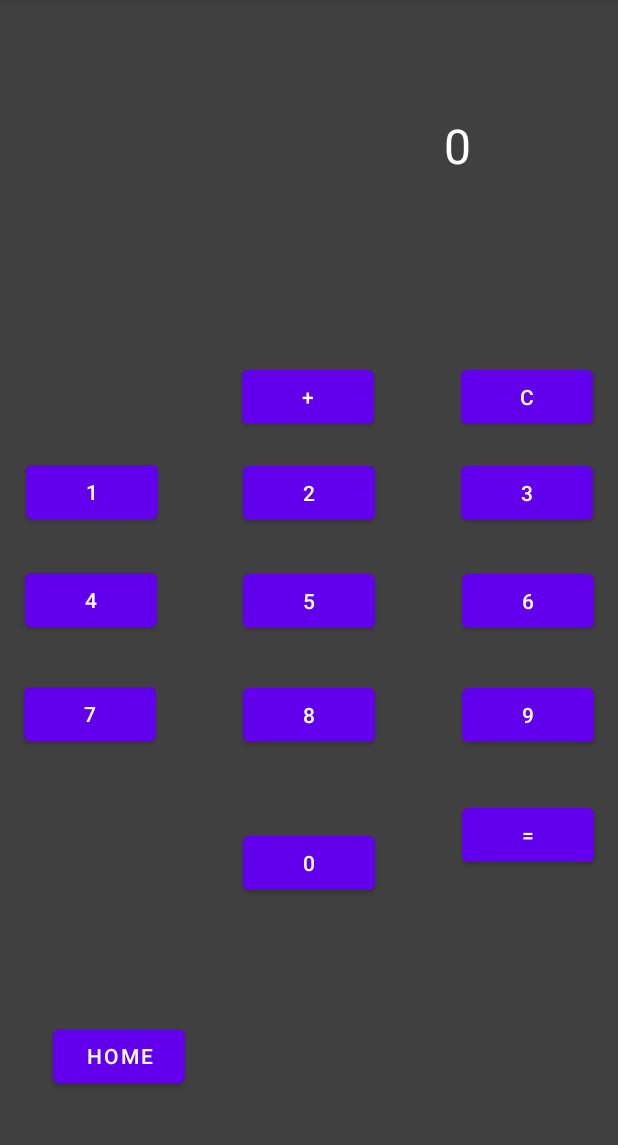
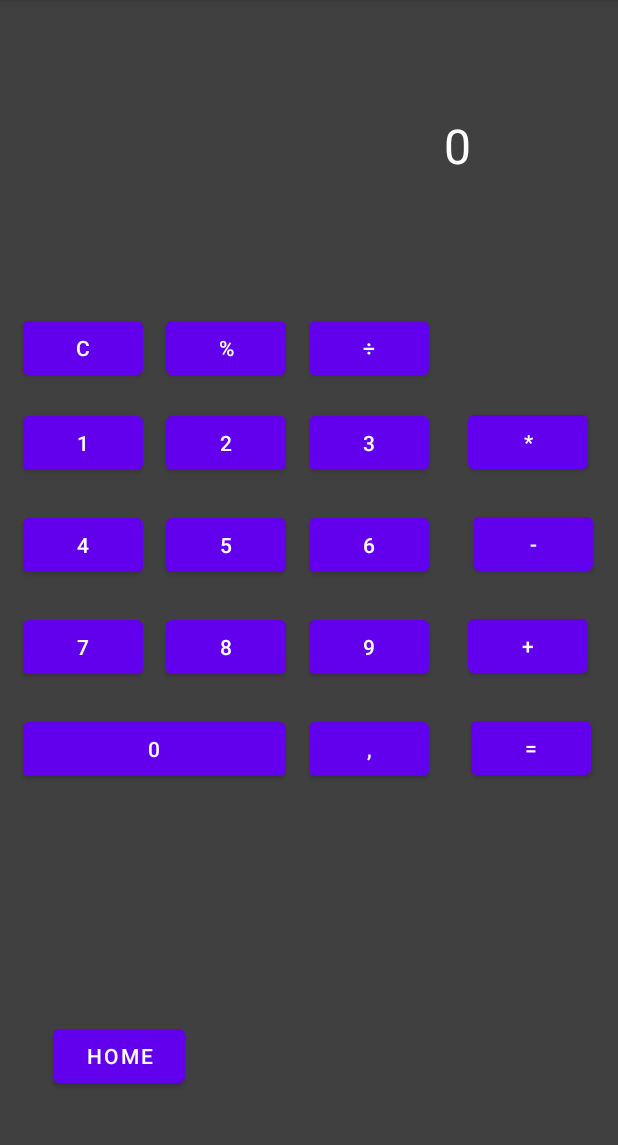
Before and after one commit to Thom719c/AndroidApplication-MobileDevelopment, an Android app: the Calculator screen opened directly, with no data from a screen before it, after a tap on an icon or button, on a phone screen of 412 x 824 dp, the part 84-1229 px from its top. Run offline under Robolectric (Android 15) with nearby library versions, the phone set to English and light mode, and no system bars.

Commit message:
Made Calculator to subtract, divide, multiply

```diff
--- a/app/src/main/java/com/example/androidapplication/Calculator.java
+++ b/app/src/main/java/com/example/androidapplication/Calculator.java
@@ -13,7 +13,8 @@ import android.widget.Toast;
 public class Calculator extends AppCompatActivity {
 
     private TextView calcResult;
-    private Button btnNr1, btnNr2, btnNr3, btnNr4, btnNr5, btnNr6, btnNr7, btnNr8, btnNr9, btnNr0, btnEqual, btnAdd, btnClear;
+    private TextView calculate1;
+    private Button btnEqual, btnClear, btnAdd, btnProcent, btnDivision, btnMinus, btnMultiplication, btn9;
 
     private int val1 = 0;
     private StringBuilder strSum = new StringBuilder();
@@ -23,64 +24,97 @@ public class Calculator extends AppCompatActivity {
     protected void onCreate(Bundle savedInstanceState) {
         super.onCreate(savedInstanceState);
         setContentView(R.layout.activity_calculator);
-        btnNr1 = findViewById(R.id.btnNr1);
-        btnNr2 = findViewById(R.id.btnNr2);
-        btnNr3 = findViewById(R.id.btnNr3);
-        btnNr4 = findViewById(R.id.btnNr4);
-        btnNr5 = findViewById(R.id.btnNr5);
-        btnNr6 = findViewById(R.id.btnNr6);
-        btnNr7 = findViewById(R.id.btnNr7);
-        btnNr8 = findViewById(R.id.btnNr8);
-        btnNr9 = findViewById(R.id.btnNr9);
-        btnNr0 = findViewById(R.id.btnNr0);
         btnAdd = findViewById(R.id.btnAdd);
         btnEqual = findViewById(R.id.btnEqual);
         btnClear = findViewById(R.id.btnClear);
+        btnProcent = findViewById(R.id.btnProcent);
+        btnDivision = findViewById(R.id.btnDivision);
+        btnMinus = findViewById(R.id.btnMinus);
+        btnMultiplication = findViewById(R.id.btnMultiplication);
+        btn9 = findViewById(R.id.button9);
         calcResult = findViewById(R.id.calcResult);
+        calculate1 = findViewById(R.id.calculate1);
     }
 
     @SuppressLint("NonConstantResourceId")
     public void calculatorBtnPressed(View view) {
-        switch (view.getId()) {
-            case R.id.btnNr1:
-                strSum.append(btnNr1.getText().toString());
-                break;
-            case R.id.btnNr2:
-                strSum.append("2");
-                break;
-            case R.id.btnNr3:
-                strSum.append("3");
-                break;
-            case R.id.btnNr4:
-                strSum.append("4");
-                break;
-            case R.id.btnNr5:
-                strSum.append("5");
-                break;
-            case R.id.btnNr6:
-                strSum.append("6");
-                break;
-            case R.id.btnNr7:
-                strSum.append("7");
-                break;
-            case R.id.btnNr8:
-                strSum.append("8");
-                break;
-            case R.id.btnNr9:
-                strSum.append("9");
-                break;
-            case R.id.btnNr0:
-                strSum.append("0");
-                break;
-            case R.id.btnAdd:
+        Button button = findViewById(view.getId());
+        String buttonText = button.getText().toString();
+        switch (buttonText) {
+            case "+":
                 onAddButton();
                 break;
-            case R.id.btnClear:
+            case "-":
+                onMinusButton();
+                break;
+            case "*":
+                onMultiplicationButton();
+                break;
+            case "÷":
+                onDivisionButton();
+                break;
+            case "%":
+                // onProcentButton();
+                Toast.makeText(this, "% not implemented yet", Toast.LENGTH_SHORT).show();
+                break;
+            case ",":
+                // onCommaButton();
+                Toast.makeText(this, ", not implemented yet", Toast.LENGTH_SHORT).show();
+                break;
+            case "C":
                 onClearButton();
                 break;
-            case R.id.btnEqual:
+            case "=":
                 onEqualButton();
                 break;
+            default:
+                System.out.println(buttonText);
+                handleDigitInput(buttonText);
+                calculate1.append(buttonText);
+                break;
+        }
+    }
+
+    private void handleDigitInput(String digit) {
+        if (strSum.toString().equals("0")) {
+            strSum.setLength(0);
+        }
+        if (strSum.length() < 9) {
+            strSum.append(digit);
+        }
+    }
+
+    public boolean validate() {
+        if (strSum.length() == 0) {
+            Toast.makeText(this, "Please enter a number first", Toast.LENGTH_SHORT).show();
+            return false;
+        } else if (val1 != 0) {
+            performCalculation();
+        } else {
+            val1 = Integer.parseInt(strSum.toString());
+        }
+        strSum.setLength(0);
+        return true;
+    }
+
+    public void onAddButton() {
+        if (validate()) {
+            calculate1.append("+");
+        }
+    }
+    public void onMinusButton() {
+        if (validate()) {
+            calculate1.append("-");
+        }
+    }
+    public void onMultiplicationButton() {
+        if (validate()) {
+            calculate1.append("*");
+        }
+    }
+    public void onDivisionButton() {
+        if (validate()) {
+            calculate1.append("÷");
         }
     }
 
@@ -88,16 +122,7 @@ public class Calculator extends AppCompatActivity {
         val1 = 0;
         strSum.setLength(0);
         calcResult.setText("0");
-    }
-
-    public void onAddButton() {
-        System.out.println(strSum);
-        if (strSum.length() == 0) {
-            Toast.makeText(this, "Please enter a number first", Toast.LENGTH_SHORT).show();
-            return;
-        }
-        val1 = Integer.parseInt(strSum.toString());
-        strSum.setLength(0);
+        calculate1.setText("");
     }
 
     public void onEqualButton() {
@@ -105,12 +130,26 @@ public class Calculator extends AppCompatActivity {
             Toast.makeText(this, "Please enter a number first", Toast.LENGTH_SHORT).show();
             return;
         }
-        int val2 = Integer.parseInt(strSum.toString());
-        int result = val1 + val2;
-        calcResult.setText(String.valueOf(result));
+        performCalculation();
+        calcResult.setText(String.valueOf(val1));
         strSum.setLength(0);
         val1 = 0;
+        calculate1.setText("");
     }
+
+    private void performCalculation() {
+        int val2 = Integer.parseInt(strSum.toString());
+        if (calculate1.getText().toString().contains("+")) {
+            val1 = val1 + val2;
+        } else if (calculate1.getText().toString().contains("-")) {
+            val1 = val1 - val2;
+        } else if (calculate1.getText().toString().contains("*")) {
+            val1 = val1 * val2;
+        } else if (calculate1.getText().toString().contains("÷")) {
+            val1 = val1 / val2;
+        }
+    }
+
 
     /* Navigation */
     public void homePressed(View view) {
--- a/app/src/main/res/layout/activity_calculator.xml
+++ b/app/src/main/res/layout/activity_calculator.xml
@@ -21,163 +21,221 @@
         app:layout_constraintStart_toStartOf="parent"
         app:layout_constraintTop_toTopOf="parent" />
 
+    <TextView
+        android:id="@+id/calculate1"
+        android:layout_width="215dp"
+        android:layout_height="42dp"
+        android:layout_marginBottom="7dp"
+        android:text=""
+        android:textColor="@color/white"
+        android:textAlignment="textEnd"
+        app:layout_constraintBottom_toTopOf="@+id/calcResult"
+        app:layout_constraintEnd_toEndOf="parent"
+        app:layout_constraintStart_toStartOf="parent" />
+
     <Button
         android:id="@+id/btnNr1"
-        android:layout_width="wrap_content"
+        android:layout_width="80dp"
         android:layout_height="wrap_content"
-        android:layout_marginTop="304dp"
-        android:layout_marginEnd="40dp"
+        android:layout_marginStart="15dp"
+        android:layout_marginTop="15dp"
         android:onClick="calculatorBtnPressed"
         android:text="1"
-        app:layout_constraintEnd_toStartOf="@+id/btnNr2"
         app:layout_constraintStart_toStartOf="parent"
-        app:layout_constraintTop_toTopOf="parent" />
+        app:layout_constraintTop_toBottomOf="@+id/btnClear" />
+
+    <Button
+        android:id="@+id/btnNr2"
+        android:layout_width="80dp"
+        android:layout_height="wrap_content"
+        android:layout_marginStart="15dp"
+        android:layout_marginTop="15dp"
+        android:onClick="calculatorBtnPressed"
+        android:text="2"
+        app:layout_constraintStart_toEndOf="@+id/btnNr1"
+        app:layout_constraintTop_toBottomOf="@+id/btnProcent" />
 
     <Button
         android:id="@+id/btnNr3"
-        android:layout_width="wrap_content"
+        android:layout_width="80dp"
         android:layout_height="wrap_content"
-        android:layout_marginStart="40dp"
-        android:layout_marginTop="172dp"
+        android:layout_marginStart="15dp"
+        android:layout_marginTop="15dp"
         android:onClick="calculatorBtnPressed"
         android:text="3"
-        app:layout_constraintEnd_toEndOf="parent"
         app:layout_constraintStart_toEndOf="@+id/btnNr2"
-        app:layout_constraintTop_toBottomOf="@+id/calcResult" />
-
-    <Button
-        android:id="@+id/btnNr2"
-        android:layout_width="wrap_content"
-        android:layout_height="wrap_content"
-        android:layout_marginTop="172dp"
-        android:onClick="calculatorBtnPressed"
-        android:text="2"
-        app:layout_constraintEnd_toEndOf="parent"
-        app:layout_constraintHorizontal_bias="0.5"
-        app:layout_constraintStart_toEndOf="@+id/btnNr1"
-        app:layout_constraintStart_toStartOf="parent"
-        app:layout_constraintTop_toBottomOf="@+id/calcResult" />
+        app:layout_constraintTop_toBottomOf="@+id/btnDivision" />
 
     <Button
         android:id="@+id/btnNr4"
-        android:layout_width="wrap_content"
+        android:layout_width="80dp"
         android:layout_height="wrap_content"
-        android:layout_marginTop="24dp"
+        android:layout_marginStart="15dp"
+        android:layout_marginTop="20dp"
         android:onClick="calculatorBtnPressed"
         android:text="4"
-        app:layout_constraintEnd_toEndOf="parent"
-        app:layout_constraintHorizontal_bias="0.052"
         app:layout_constraintStart_toStartOf="parent"
         app:layout_constraintTop_toBottomOf="@+id/btnNr1" />
 
     <Button
         android:id="@+id/btnNr5"
-        android:layout_width="wrap_content"
+        android:layout_width="80dp"
         android:layout_height="wrap_content"
-        android:layout_marginTop="24dp"
+        android:layout_marginStart="15dp"
+        android:layout_marginTop="20dp"
         android:onClick="calculatorBtnPressed"
         android:text="5"
-        app:layout_constraintEnd_toEndOf="parent"
-        app:layout_constraintHorizontal_bias="0.26"
         app:layout_constraintStart_toEndOf="@+id/btnNr4"
         app:layout_constraintTop_toBottomOf="@+id/btnNr2" />
 
     <Button
         android:id="@+id/btnNr6"
-        android:layout_width="wrap_content"
+        android:layout_width="80dp"
         android:layout_height="wrap_content"
-        android:layout_marginTop="24dp"
+        android:layout_marginStart="15dp"
+        android:layout_marginTop="20dp"
         android:onClick="calculatorBtnPressed"
         android:text="6"
-        app:layout_constraintEnd_toEndOf="parent"
-        app:layout_constraintHorizontal_bias="0.783"
         app:layout_constraintStart_toEndOf="@+id/btnNr5"
         app:layout_constraintTop_toBottomOf="@+id/btnNr3" />
 
     <Button
         android:id="@+id/btnNr7"
-        android:layout_width="wrap_content"
+        android:layout_width="80dp"
         android:layout_height="wrap_content"
-        android:layout_marginTop="28dp"
+        android:layout_marginStart="15dp"
+        android:layout_marginTop="20dp"
         android:onClick="calculatorBtnPressed"
         android:text="7"
-        app:layout_constraintEnd_toEndOf="parent"
-        app:layout_constraintHorizontal_bias="0.049"
         app:layout_constraintStart_toStartOf="parent"
         app:layout_constraintTop_toBottomOf="@+id/btnNr4" />
 
     <Button
         android:id="@+id/btnNr8"
-        android:layout_width="wrap_content"
+        android:layout_width="80dp"
         android:layout_height="wrap_content"
-        android:layout_marginTop="28dp"
+        android:layout_marginStart="15dp"
+        android:layout_marginTop="20dp"
         android:onClick="calculatorBtnPressed"
         android:text="8"
-        app:layout_constraintEnd_toEndOf="parent"
-        app:layout_constraintHorizontal_bias="0.264"
         app:layout_constraintStart_toEndOf="@+id/btnNr7"
         app:layout_constraintTop_toBottomOf="@+id/btnNr5" />
 
     <Button
         android:id="@+id/btnNr9"
-        android:layout_width="wrap_content"
+        android:layout_width="80dp"
         android:layout_height="wrap_content"
-        android:layout_marginTop="28dp"
+        android:layout_marginStart="15dp"
+        android:layout_marginTop="20dp"
         android:onClick="calculatorBtnPressed"
         android:text="9"
-        app:layout_constraintEnd_toEndOf="parent"
-        app:layout_constraintHorizontal_bias="0.78"
         app:layout_constraintStart_toEndOf="@+id/btnNr8"
         app:layout_constraintTop_toBottomOf="@+id/btnNr6" />
 
     <Button
         android:id="@+id/btnNr0"
-        android:layout_width="wrap_content"
+        android:layout_width="175dp"
         android:layout_height="wrap_content"
-        android:layout_marginTop="32dp"
-        android:layout_marginBottom="150dp"
+        android:layout_marginStart="15dp"
+        android:layout_marginTop="20dp"
         android:onClick="calculatorBtnPressed"
         android:text="0"
-        app:layout_constraintBottom_toBottomOf="parent"
-        app:layout_constraintEnd_toEndOf="parent"
-        app:layout_constraintHorizontal_bias="0.501"
         app:layout_constraintStart_toStartOf="parent"
-        app:layout_constraintTop_toBottomOf="@+id/btnNr8" />
+        app:layout_constraintTop_toBottomOf="@+id/btnNr7" />
 
     <Button
         android:id="@+id/btnClear"
-        android:layout_width="wrap_content"
+        android:layout_width="80dp"
         android:layout_height="wrap_content"
-        android:layout_marginStart="58dp"
-        android:layout_marginTop="108dp"
+        android:layout_marginStart="15dp"
+        android:layout_marginTop="75dp"
         android:onClick="calculatorBtnPressed"
         android:text="C"
-        app:layout_constraintEnd_toEndOf="parent"
-        app:layout_constraintHorizontal_bias="0.0"
-        app:layout_constraintStart_toEndOf="@+id/btnAdd"
+        app:layout_constraintStart_toStartOf="parent"
         app:layout_constraintTop_toBottomOf="@+id/calcResult" />
 
     <Button
         android:id="@+id/btnAdd"
-        android:layout_width="wrap_content"
+        android:layout_width="80dp"
         android:layout_height="wrap_content"
-        android:layout_marginTop="108dp"
+        android:layout_marginTop="20dp"
+        android:layout_marginEnd="15dp"
         android:onClick="calculatorBtnPressed"
         android:text="+"
         app:layout_constraintEnd_toEndOf="parent"
-        app:layout_constraintHorizontal_bias="0.498"
-        app:layout_constraintStart_toStartOf="parent"
+        app:layout_constraintHorizontal_bias="0.857"
+        app:layout_constraintStart_toEndOf="@+id/btnNr9"
+        app:layout_constraintTop_toBottomOf="@+id/btnMinus" />
+
+    <Button
+        android:id="@+id/btnEqual"
+        android:layout_width="80dp"
+        android:layout_height="wrap_content"
+        android:layout_marginTop="20dp"
+        android:layout_marginEnd="15dp"
+        android:onClick="calculatorBtnPressed"
+        android:text="="
+        app:layout_constraintEnd_toEndOf="parent"
+        app:layout_constraintHorizontal_bias="0.904"
+        app:layout_constraintStart_toEndOf="@+id/button9"
+        app:layout_constraintTop_toBottomOf="@+id/btnAdd" />
+
+    <Button
+        android:id="@+id/btnProcent"
+        android:layout_width="80dp"
+        android:layout_height="wrap_content"
+        android:layout_marginStart="15dp"
+        android:layout_marginTop="75dp"
+        android:onClick="calculatorBtnPressed"
+        android:text="%"
+        app:layout_constraintStart_toEndOf="@+id/btnClear"
         app:layout_constraintTop_toBottomOf="@+id/calcResult" />
 
     <Button
-        android:id="@+id/btnEqual"
-        android:layout_width="wrap_content"
+        android:id="@+id/btnDivision"
+        android:layout_width="80dp"
         android:layout_height="wrap_content"
-        android:layout_marginTop="32dp"
+        android:layout_marginStart="15dp"
+        android:layout_marginTop="75dp"
         android:onClick="calculatorBtnPressed"
-        android:text="="
+        android:text="÷"
+        app:layout_constraintStart_toEndOf="@+id/btnProcent"
+        app:layout_constraintTop_toBottomOf="@+id/calcResult" />
+
+    <Button
+        android:id="@+id/btnMultiplication"
+        android:layout_width="80dp"
+        android:layout_height="wrap_content"
+        android:layout_marginTop="138dp"
+        android:layout_marginEnd="15dp"
+        android:onClick="calculatorBtnPressed"
+        android:text="*"
         app:layout_constraintEnd_toEndOf="parent"
-        app:layout_constraintHorizontal_bias="0.78"
+        app:layout_constraintHorizontal_bias="0.857"
+        app:layout_constraintStart_toEndOf="@+id/btnNr3"
+        app:layout_constraintTop_toBottomOf="@+id/calcResult" />
+
+    <Button
+        android:id="@+id/btnMinus"
+        android:layout_width="80dp"
+        android:layout_height="wrap_content"
+        android:layout_marginTop="20dp"
+        android:layout_marginEnd="15dp"
+        android:onClick="calculatorBtnPressed"
+        android:text="-"
+        app:layout_constraintEnd_toEndOf="parent"
+        app:layout_constraintHorizontal_bias="0.952"
+        app:layout_constraintStart_toEndOf="@+id/btnNr6"
+        app:layout_constraintTop_toBottomOf="@+id/btnMultiplication" />
+
+    <Button
+        android:id="@+id/button9"
+        android:layout_width="80dp"
+        android:layout_height="wrap_content"
+        android:layout_marginStart="15dp"
+        android:layout_marginTop="20dp"
+        android:onClick="calculatorBtnPressed"
+        android:text=","
         app:layout_constraintStart_toEndOf="@+id/btnNr0"
         app:layout_constraintTop_toBottomOf="@+id/btnNr9" />
 
```
Also changed, not shown: app/src/main/java/com/example/androidapplication/CalculatorSimplified.java (added, +103 -0 lines).
